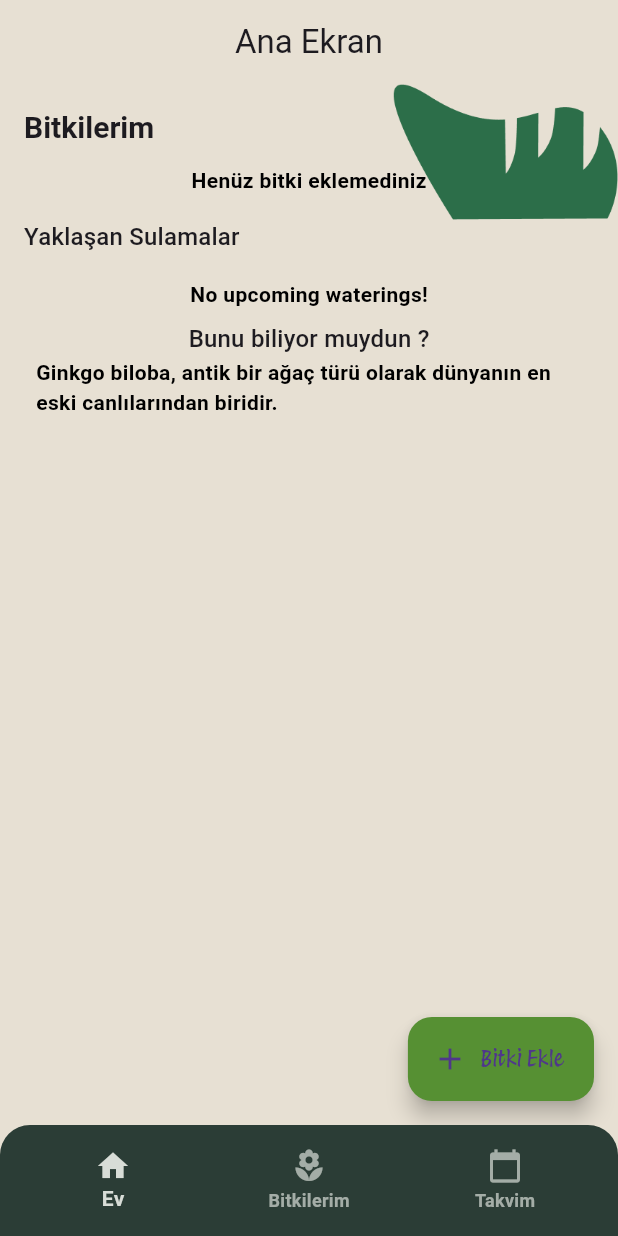
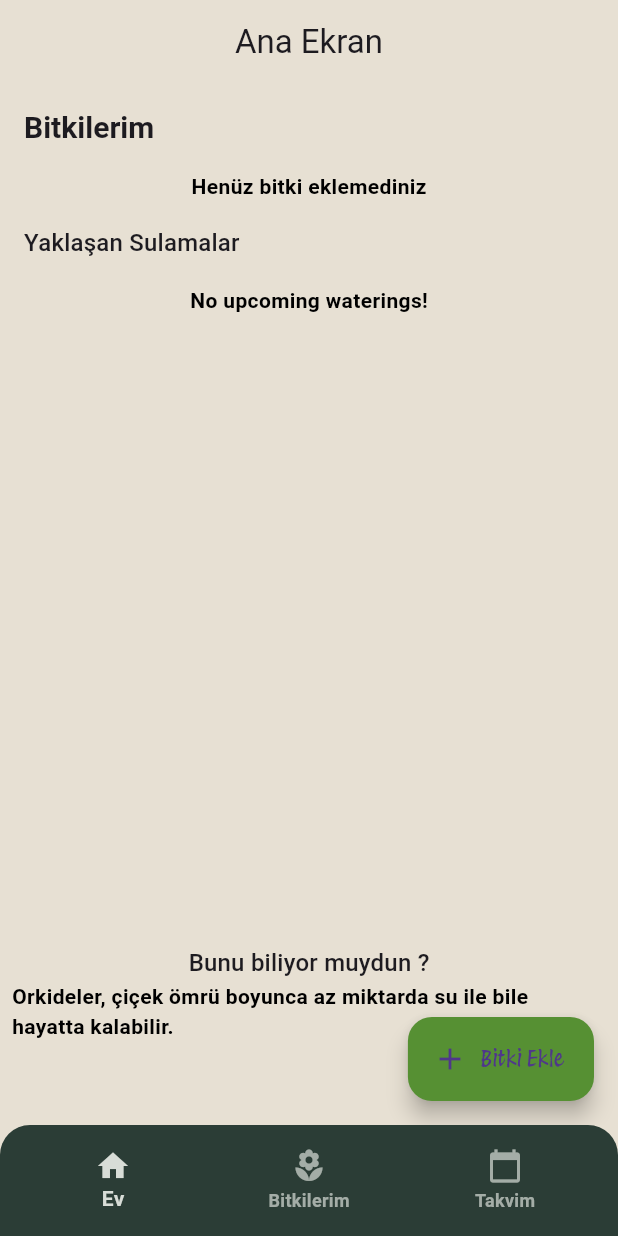
Before and after one commit to OsmanTurgut2335/planneT, a Flutter app: the screen it shows after launch, on a phone screen of 412 x 824 dp. Run offline on Flutter 3.47's test engine with Material 3 defaults, Android fonts, the phone set to English and light mode, and no system bars; our stand-ins replace bloc, equatable, flutter_bloc, go_router, hive, hive_flutter and 2 more; accounts and stored records are empty.

Commit message:
refactored homescreen and constants for better structure

```diff
--- a/assets/data/facts.json
+++ b/assets/data/facts.json
@@ -1,5 +1,4 @@
 [
-  "Bitkiler oksijen üretir ve havayı temizler.",
   "Monstera Deliciosa yaprakları, güneş ışığını filtreleyerek doğal bir ışık oyununa neden olur.",
   "Kaktüsler, kuraklık koşullarında hayatta kalabilmek için suyu depolar.",
   "Orkideler, çiçek ömrü boyunca az miktarda su ile bile hayatta kalabilir.",
@@ -16,7 +15,7 @@
   "Bambular, hızlı büyüme özellikleri sayesinde sürdürülebilir malzeme olarak kullanılır. Aynı zamanda doğal bir estetik sunar.",
   "Çam ağaçları, ekosistemlere sağladıkları faydalar ve doğal güzellikleriyle bilinir.",
   "Ginkgo biloba, antik bir ağaç türü olarak dünyanın en eski canlılarından biridir.",
-  "Lavanta, aromaterapi ve parfüm yapımında sıkça tercih edilen bir bitkidir. Ayrıca sakinleştirici etkileriyle bilinir.",
+  "Lavanta, aromaterapi ve parfüm yapımında sıkça tercih edilen bir bitkidir.",
   "Aloe vera, cilt bakımı ve iyileştirici özellikleriyle öne çıkar. Güneş yanıklarına ve cilt tahrişlerine iyi geldiği söylenir.",
   "Sukulentler, az suya ihtiyaç duyan ve farklı şekilleriyle modern iç mekan dekorasyonlarında popülerdir."
 ]
--- a/lib/core/constants/app_colors.dart
+++ b/lib/core/constants/app_colors.dart
@@ -1,9 +1,12 @@
 import 'package:flutter/material.dart';
 
 class AppColors {
+  const AppColors._();
+
   static const Color scaffoldBackground = Color.fromARGB(255, 224, 190, 163);
   static const Color deepPine = Color(0xFF2B3D36);
-  static const Color navBarIconColor = Color(0xFFD8DDD7); // Icon color
-  static const Color alternateScaffoldBackground = Color(0xFFE7E0D3); // Icon color
-
+  static const Color navBarIconColor = Color(0xFFD8DDD7);
+  static const Color alternateScaffoldBackground = Color(0xFFE7E0D3);
+   static const Color plantCardBackground = Colors.white;
+      static const Color iconColor = Colors.green;
 }
--- a/lib/core/constants/paddings.dart
+++ b/lib/core/constants/paddings.dart
@@ -1,5 +1,6 @@
 class Paddings {
-  static const textPadding = 8.0;
-  static const homeScreenPadding = 16.0;
-    static const sizedBoxPadding = 16.0;
+  const Paddings._();
+  static const defaultPadding = 8.0;
+  static const largePadding = 16.0;
+  static const borderRadius = 12.0;
 }
--- a/lib/core/constants/strings.dart
+++ b/lib/core/constants/strings.dart
@@ -1,5 +1,9 @@
 class AppStrings {
+  const AppStrings._();
+
+  static const String myPlants = "Bitkilerim";
   static const String appBarTitle = "Bitki Ekle";
+
   static const String plantNameLabel = "Bitki Adı";
   static const String nicknameLabel = "Takma Ad (Opsiyonel)";
   static const String wateringFrequencyLabel = "Sulama Sıklığı: ";
@@ -10,4 +14,6 @@ class AppStrings {
   static const String successMessage = "Bitki başarıyla eklendi!";
   static const String takePhoto = "Kameradan Çek";
   static const String selectFromGallery = "Galeriden Seç";
+
+  static const String noPlants = "Henüz bitki eklemediniz";
 }
--- a/lib/core/widgets/column/plant_details.dart
+++ b/lib/core/widgets/column/plant_details.dart
@@ -16,12 +16,12 @@ class PlantDetailColumn extends StatelessWidget {
       children: [
         Text(plant.name, style: const TextStyle(fontSize: 24, fontWeight: FontWeight.bold)),
         Text("Bitki türü: ${plant.plantType}", style: TextStyle(color: Colors.grey.shade600)),
-        const SizedBox(height: Paddings.sizedBoxPadding),
+        const SizedBox(height: Paddings.largePadding),
         Text(
           "Son sulama tarihi: ${DateFormat('M/d/yyyy').format(plant.lastWateredDate)}",
           style: TextStyle(color: Colors.grey.shade600),
         ),
-        const SizedBox(height: Paddings.sizedBoxPadding),
+        const SizedBox(height: Paddings.largePadding),
       ],
     );
   }
--- a/lib/core/widgets/header_text.dart
+++ b/lib/core/widgets/header_text.dart
@@ -12,7 +12,7 @@ class HeaderText extends StatelessWidget {
   Widget build(BuildContext context) {
     return Padding(
       padding: const EdgeInsets.all(
-          Paddings.textPadding
+          Paddings.defaultPadding
       ),
       child: Text(
         text,
--- a/lib/features/widgets/list/myplants_listview.dart
+++ b/lib/features/widgets/list/myplants_listview.dart
@@ -1,3 +1,5 @@
+import 'package:allplant/core/constants/paddings.dart';
+import 'package:allplant/core/constants/strings.dart';
 import 'package:allplant/features/models/plant.dart';
 import 'package:allplant/features/widgets/card/plant_card.dart';
 import 'package:flutter/material.dart';
@@ -11,19 +13,19 @@ class PlantGuideSection extends StatelessWidget {
     return Column(
       crossAxisAlignment: CrossAxisAlignment.start,
       children: [
-        Text("Bitkilerim", style: Theme.of(context).textTheme.headlineMedium),
+        Text(AppStrings.myPlants, style: Theme.of(context).textTheme.headlineMedium),
 
-        const SizedBox(height: 12),
+        const SizedBox(height: Paddings.largePadding),
 
         ValueListenableBuilder(
           valueListenable: Hive.box<Plant>('plants').listenable(),
           builder: (context, Box<Plant> box, _) {
             final plants = box.values.toList().cast<Plant>();
             if (plants.isEmpty) {
-              return const Center(child: Text("Henüz bitki eklemediniz"));
+              return const Center(child: Text(AppStrings.noPlants));
             }
             return SizedBox(
-              height: 160, // height for the horizontal list of cards
+              height: CardHeight.plantCardListHeight,
               child: ListView.builder(
                 scrollDirection: Axis.horizontal,
                 itemCount: plants.length,
@@ -39,3 +41,7 @@ class PlantGuideSection extends StatelessWidget {
     );
   }
 }
+
+class CardHeight {
+  static const double plantCardListHeight = 160.0;
+}
--- a/lib/features/widgets/list/upcoming_water_list.dart
+++ b/lib/features/widgets/list/upcoming_water_list.dart
@@ -1,10 +1,11 @@
-import 'package:allplant/core/cubit/watering/watering_cubit.dart';
-import 'package:allplant/core/provider/provider_factory.dart';
-
+import 'package:allplant/core/constants/app_colors.dart';
 import 'package:flutter/material.dart';
 import 'package:flutter_bloc/flutter_bloc.dart';
+
+import 'package:allplant/core/constants/paddings.dart';
+import 'package:allplant/core/cubit/watering/watering_cubit.dart';
 import 'package:allplant/core/cubit/watering/watering_state.dart';
-
+import 'package:allplant/core/provider/provider_factory.dart';
 
 class UpcomingWateringsList extends StatelessWidget {
   const UpcomingWateringsList({super.key});
@@ -17,29 +18,28 @@ class UpcomingWateringsList extends StatelessWidget {
           if (state is TodaysWateringsLoading) {
             return const Center(child: CircularProgressIndicator());
           } else if (state is TodaysWateringsError) {
-            return Center(child: Text(state.message, style: const TextStyle(color: Colors.red)));
+            return Center(child: ErrorMessage(wateringState: state));
           } else if (state is TodaysWateringsEmpty) {
             return const Center(child: Text("No upcoming waterings!"));
           } else if (state is TodaysWateringsLoaded) {
-            final events = state.plants; // This should be List<WateringEvent>
+            final events = state.plants;
 
             return SizedBox(
-              height: 300,
+              height: _Constants.cardHeight,
               child: ListView.builder(
                 shrinkWrap: true,
                 itemCount: events.length,
                 itemBuilder: (context, index) {
                   final event = events[index];
                   return Card(
-                    shape: RoundedRectangleBorder(borderRadius: BorderRadius.circular(12)),
+                    shape: RoundedRectangleBorder(borderRadius: BorderRadius.circular(Paddings.borderRadius)),
                     child: ListTile(
-                      leading: const Icon(Icons.alarm, color: Colors.green, size: 30),
+                      leading: const Icon(Icons.alarm, color: AppColors.iconColor, size: _Constants.iconSize),
                       title: Text(event.plant.name),
                       subtitle: Text(_buildSubtitle(event.wateringDate)),
                       trailing: IconButton(
                         icon: const Icon(Icons.check),
                         onPressed: () {
-                          // Mark as watered. Note: This toggles the status on the plant itself.
                           context.read<TodaysWateringsCubit>().toggleWatered(event.plant);
                         },
                       ),
@@ -73,3 +73,20 @@ class UpcomingWateringsList extends StatelessWidget {
     return normalizedWateringDate.difference(normalizedNow).inDays;
   }
 }
+
+class ErrorMessage extends StatelessWidget {
+  const ErrorMessage({super.key, required this.wateringState});
+
+  final TodaysWateringsError wateringState;
+
+  @override
+  Widget build(BuildContext context) {
+    return Text(wateringState.message, style: const TextStyle(color: Colors.red));
+  }
+}
+
+class _Constants {
+  const _Constants._();
+  static const double cardHeight = 300;
+  static const double iconSize = 300;
+}
--- a/lib/features/widgets/text/random_info_text.dart
+++ b/lib/features/widgets/text/random_info_text.dart
@@ -1,22 +1,15 @@
 import 'dart:convert';
 import 'dart:math';
-
 import 'package:flutter/material.dart';
-
 import 'package:flutter/services.dart';
 
 class DidYouKnowSection extends StatelessWidget {
   const DidYouKnowSection({super.key});
 
   Future<String> fetchRandomFact() async {
-    // JSON dosyasını assets'ten yükle
     final String jsonString = await rootBundle.loadString('assets/data/facts.json');
     final List<dynamic> jsonData = json.decode(jsonString);
-
-    // JSON içerisindeki verileri String listesine çevir
     final List<String> facts = jsonData.cast<String>();
-
-    // Rastgele bir gerçek seçmek için karıştır
     facts.shuffle(Random());
     return facts.first;
   }
@@ -29,15 +22,20 @@ class DidYouKnowSection extends StatelessWidget {
         if (snapshot.connectionState == ConnectionState.waiting) {
           return const Center(child: CircularProgressIndicator());
         } else if (snapshot.hasError) {
-          return Center(child: Text("Hata oluştu: ${snapshot.error}", style: const TextStyle(color: Colors.red)));
+          return Center(
+            child: Text(
+              '${DidYouKnowStrings.errorPrefix} ${snapshot.error}',
+              style: const TextStyle(color: Colors.red),
+            ),
+          );
         } else if (!snapshot.hasData || snapshot.data!.isEmpty) {
-          return const Center(child: Text("Bilgi bulunamadı."));
+          return const Center(child: Text(DidYouKnowStrings.noData));
         } else {
           return Padding(
-            padding: const EdgeInsets.all(8.0),
+            padding: const EdgeInsets.only(bottom: 48),
             child: Column(
               children: [
-                Text("Bunu biliyor muydun ?", style: Theme.of(context).textTheme.titleMedium),
+                Text(DidYouKnowStrings.title, style: Theme.of(context).textTheme.titleMedium),
                 Text(snapshot.data!, style: Theme.of(context).textTheme.bodyMedium),
               ],
             ),
@@ -47,3 +45,11 @@ class DidYouKnowSection extends StatelessWidget {
     );
   }
 }
+
+class DidYouKnowStrings {
+  DidYouKnowStrings._(); // private constructor prevents instantiation
+
+  static const String title = "Bunu biliyor muydun ?";
+  static const String errorPrefix = "Hata oluştu:";
+  static const String noData = "Bilgi bulunamadı.";
+}
--- a/lib/pages/home_screen.dart
+++ b/lib/pages/home_screen.dart
@@ -1,6 +1,6 @@
 import 'package:allplant/core/constants/paddings.dart';
 import 'package:allplant/core/widgets/button/add_plant_button.dart';
-import 'package:allplant/core/widgets/image/leaf_image.dart';
+
 
 import 'package:allplant/features/widgets/list/myplants_listview.dart';
 import 'package:allplant/features/widgets/text/random_info_text.dart';
@@ -24,47 +24,46 @@ class _HomeScreenState extends State<HomeScreen> {
   @override
   Widget build(BuildContext context) {
     return Scaffold(
-      appBar: AppBar(title: Text("Ana Ekran")),
-      body: Stack(
+      appBar: AppBar(title: const Text(_HomeViewStrings.title)),
+      body: SafeArea(
+        child: Column(
           children: [
-          const LeafImage(position: LeafPosition.topRight),
-          //  const LeafImage(position: LeafPosition.bottomRight),
-          Positioned.fill(
-            child: Column(
-              crossAxisAlignment: CrossAxisAlignment.start,
-              children: [
-                const SizedBox(height: Paddings.homeScreenPadding),
 
             Expanded(
               child: SingleChildScrollView(
                 child: Padding(
-                      padding: const EdgeInsets.symmetric(horizontal: Paddings.homeScreenPadding),
+                  padding: const EdgeInsets.symmetric(horizontal: Paddings.largePadding),
                   child: Column(
                     crossAxisAlignment: CrossAxisAlignment.start,
                     children: [
-                          // Bitki Rehberi
-                          PlantGuideSection(),
+                      const SizedBox(height: Paddings.largePadding),
 
-                          const SizedBox(height: Paddings.homeScreenPadding),
+                      const PlantGuideSection(),
+                      const SizedBox(height: Paddings.largePadding),
 
-                          Text("Yaklaşan Sulamalar", style: Theme.of(context).textTheme.titleMedium),
-                          const SizedBox(height: Paddings.homeScreenPadding),
-
+                      Text(_HomeViewStrings.upcomingWatering, style: Theme.of(context).textTheme.titleMedium),
+                      const SizedBox(height: Paddings.largePadding),
                       const UpcomingWateringsList(),
 
-                          DidYouKnowSection(),
                     ],
                   ),
                 ),
               ),
             ),
+
+
+            const Padding(padding: EdgeInsets.all(Paddings.defaultPadding), child: DidYouKnowSection()),
           ],
         ),
       ),
-        ],
-      ),
-
       floatingActionButton: AddPlantButton(),
     );
   }
 }
+/// Home ekranı için string sabitleri
+class _HomeViewStrings {
+  const _HomeViewStrings._();
+
+  static const String title = 'Ana Ekran';
+  static const String upcomingWatering = 'Yaklaşan Sulamalar';
+}
```
Also changed, not shown: lib/features/widgets/card/plant_card.dart (+81 -31 lines), lib/pages/plant_detail_screen.dart (+7 -8 lines). Lines whose indentation alone changed are shown as unchanged.
